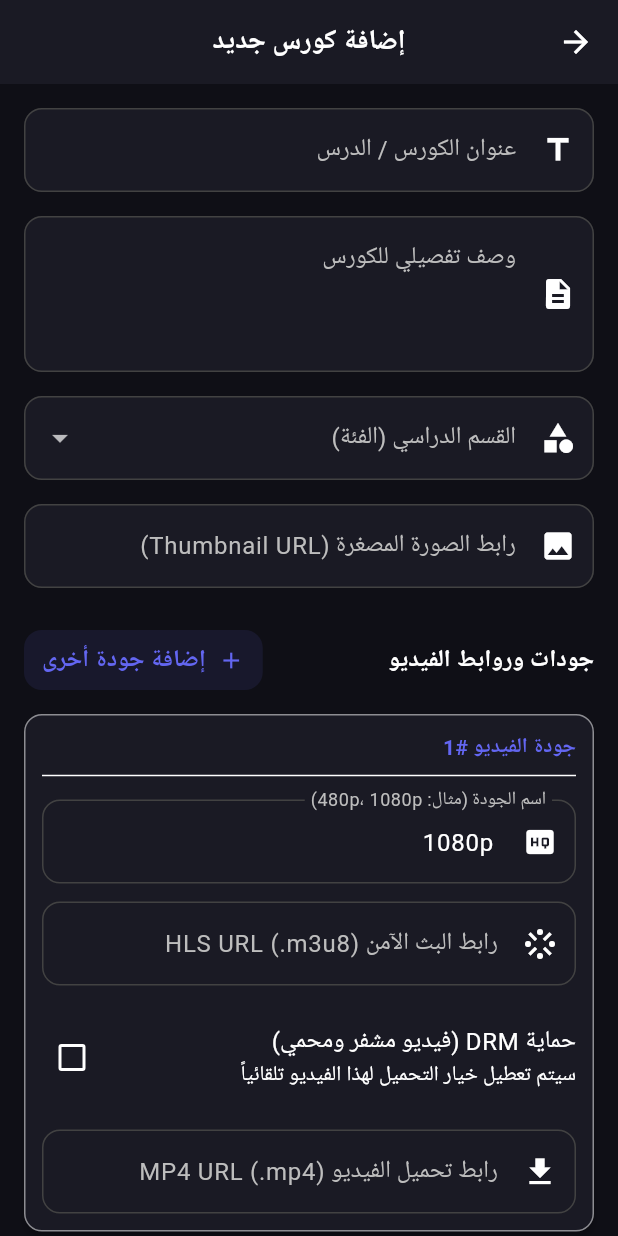
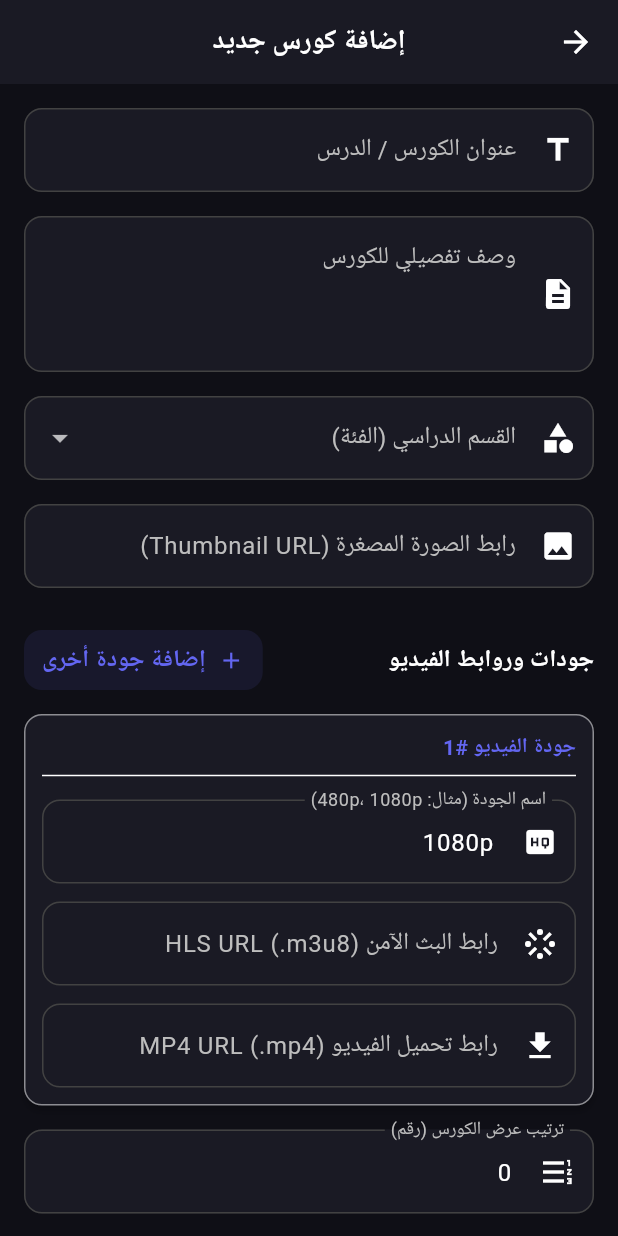
Before and after one commit to birdads2024-sys/Alwidad-, a Flutter app: the AddEditCourseScreen screen opened directly, on a phone screen of 412 x 824 dp. Run offline on Flutter 3.47's test engine with Material 3 defaults, Android fonts, the phone set to English and light mode, and no system bars; our stand-ins replace better_player_plus, cached_network_image, carousel_slider, cloud_firestore, connectivity_plus, device_info_plus and 15 more; missing offline and left inert: excel, no_screenshot; accounts and stored records are empty; network calls fail; Roboto replaces fonts that are missing (Cairo).

Commit message:
revert: remove DRM protection changes

```diff
--- a/lib/models/course_model.dart
+++ b/lib/models/course_model.dart
@@ -147,13 +147,11 @@
   final String qualityName; // مثال: 480p, 1080p
   final String hlsUrl;
   final String mp4Url;
-  final bool isDrm;
 
   VideoQuality({
     required this.qualityName,
     required this.hlsUrl,
     required this.mp4Url,
-    this.isDrm = false,
   });
 
   factory VideoQuality.fromMap(Map<String, dynamic> map) {
@@ -161,7 +159,6 @@
       qualityName: map['qualityName'] ?? '',
       hlsUrl: map['hlsUrl'] ?? '',
       mp4Url: map['mp4Url'] ?? '',
-      isDrm: map['isDrm'] ?? false,
     );
   }
 
@@ -170,7 +167,6 @@
       'qualityName': qualityName,
       'hlsUrl': hlsUrl,
       'mp4Url': mp4Url,
-      'isDrm': isDrm,
     };
   }
 }
--- a/lib/screens/admin/add_edit_course_screen.dart
+++ b/lib/screens/admin/add_edit_course_screen.dart
@@ -55,7 +55,6 @@
         name: q.qualityName,
         hls: q.hlsUrl,
         mp4: q.mp4Url,
-        isDrm: q.isDrm,
       )).toList();
 
       if (_qualities.isEmpty && (c.hlsUrl.isNotEmpty || c.mp4Url.isNotEmpty)) {
@@ -63,12 +62,11 @@
           name: 'الافتراضية',
           hls: c.hlsUrl,
           mp4: c.mp4Url,
-          isDrm: false,
         ));
       }
     } else {
       // افتراضياً نضيف جودة فارغة
-      _qualities.add(VideoQualityInput(name: '1080p', hls: '', mp4: '', isDrm: false));
+      _qualities.add(VideoQualityInput(name: '1080p', hls: '', mp4: ''));
     }
   }
 
@@ -92,7 +90,7 @@
   // إضافة جودة جديدة
   void _addQualityField() {
     setState(() {
-      _qualities.add(VideoQualityInput(name: '', hls: '', mp4: '', isDrm: false));
+      _qualities.add(VideoQualityInput(name: '', hls: '', mp4: ''));
     });
   }
 
@@ -149,8 +147,7 @@
       final qualitiesList = _qualities.map((q) => VideoQuality(
         qualityName: q.nameController.text.trim(),
         hlsUrl: q.hlsController.text.trim(),
-        mp4Url: q.isDrm ? '' : q.mp4Controller.text.trim(),
-        isDrm: q.isDrm,
+        mp4Url: q.mp4Controller.text.trim(),
       )).toList();
 
       // تعيين الحقول القديمة لأول جودة لضمان التوافق التام
@@ -409,25 +406,7 @@
                                   },
                                 ),
                                 const SizedBox(height: 12),
-                                // خيار حماية DRM
-                                CheckboxListTile(
-                                  title: const Text('حماية DRM (فيديو مشفر ومحمي)'),
-                                  subtitle: const Text('سيتم تعطيل خيار التحميل لهذا الفيديو تلقائياً'),
-                                  value: quality.isDrm,
-                                  activeColor: theme.primaryColor,
-                                  contentPadding: EdgeInsets.zero,
-                                  onChanged: (val) {
-                                    setState(() {
-                                      quality.isDrm = val ?? false;
-                                      if (quality.isDrm) {
-                                        quality.mp4Controller.clear();
-                                      }
-                                    });
-                                  },
-                                ),
                                 // رابط MP4
-                                if (!quality.isDrm) ...[
-                                  const SizedBox(height: 12),
                                 TextFormField(
                                   controller: quality.mp4Controller,
                                   keyboardType: TextInputType.url,
@@ -437,7 +416,6 @@
                                     hintText: 'https://example.com/stream/download.mp4',
                                   ),
                                   validator: (value) {
-                                      if (quality.isDrm) return null;
                                     if (value == null || value.trim().isEmpty) {
                                       return 'يرجى إدخال رابط التحميل MP4';
                                     }
@@ -447,7 +425,6 @@
                                     return null;
                                   },
                                 ),
-                                ],
                               ],
                             ),
                           ),
@@ -517,13 +494,11 @@
   final TextEditingController nameController;
   final TextEditingController hlsController;
   final TextEditingController mp4Controller;
-  bool isDrm;
 
   VideoQualityInput({
     required String name,
     required String hls,
     required String mp4,
-    this.isDrm = false,
   })  : nameController = TextEditingController(text: name),
         hlsController = TextEditingController(text: hls),
         mp4Controller = TextEditingController(text: mp4);
--- a/lib/screens/student/course_videos_screen.dart
+++ b/lib/screens/student/course_videos_screen.dart
@@ -291,7 +291,6 @@
                                                 builder: (context) => VideoPlayerScreen(
                                                   videoUrl: quality.hlsUrl,
                                                   title: '${widget.course.title} (${quality.qualityName})',
-                                                    isDrm: quality.isDrm,
                                                 ),
                                               ),
                                             );
@@ -301,7 +300,6 @@
                                       const SizedBox(width: 8),
 
                                       // خيارات الأوفلاين والتحميل
-                                      if (!quality.isDrm) ...[
                                       if (isCompleted) ...[
                                         Expanded(
                                           child: ElevatedButton(
@@ -411,7 +409,6 @@
                                         ),
                                       ],
                                     ],
-                                    ],
                                   ),
                                 ],
                               ),
```
Also changed, not shown: lib/screens/video_player_screen.dart (+0 -36 lines). Lines whose indentation alone changed are shown as unchanged.
